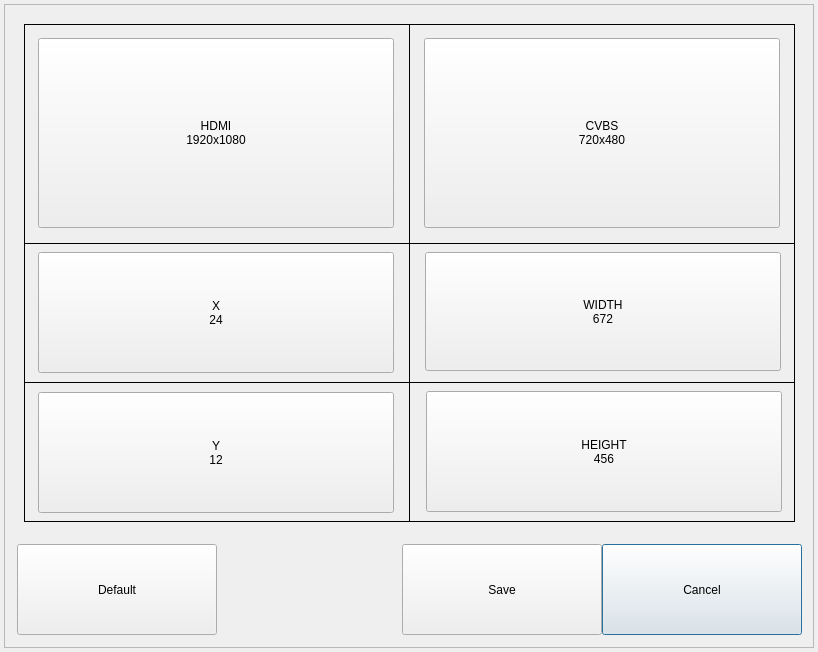
Above: gui/mainwidget/src/dvrsetup/display/videooutput/videooutputdialog.ui from yjsin-emastec/neptune before the change. Below: the same form after it.
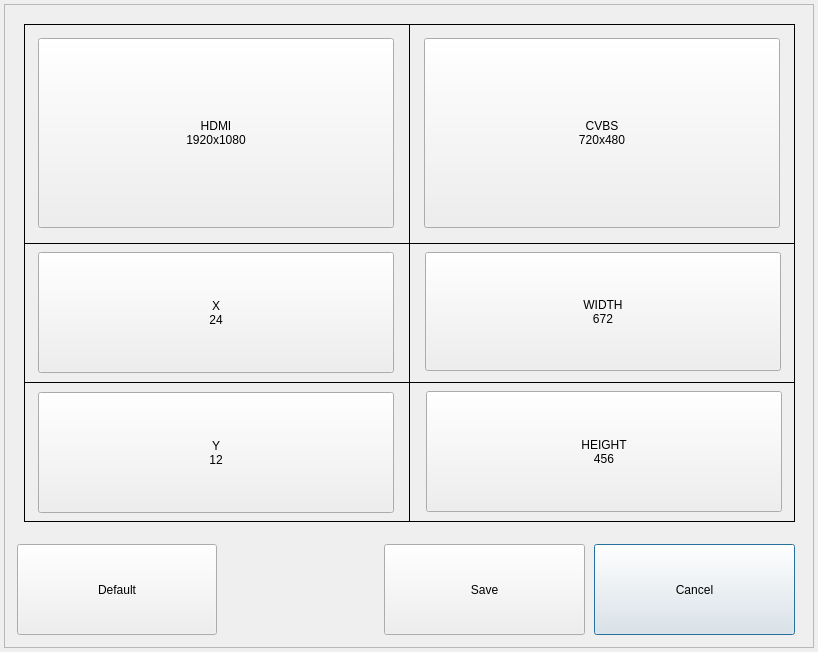
That is the form after the change.

```diff
--- a/gui/mainwidget/src/dvrsetup/display/videooutput/videooutputdialog.ui
+++ b/gui/mainwidget/src/dvrsetup/display/videooutput/videooutputdialog.ui
@@ -31,9 +31,9 @@
    <widget class="QPushButton" name="buttonClose">
     <property name="geometry">
      <rect>
-      <x>598</x>
+      <x>590</x>
       <y>540</y>
-      <width>200</width>
+      <width>201</width>
       <height>91</height>
      </rect>
     </property>
@@ -44,9 +44,9 @@
    <widget class="QPushButton" name="buttonSave">
     <property name="geometry">
      <rect>
-      <x>398</x>
+      <x>380</x>
       <y>540</y>
-      <width>200</width>
+      <width>201</width>
       <height>91</height>
      </rect>
     </property>
```
